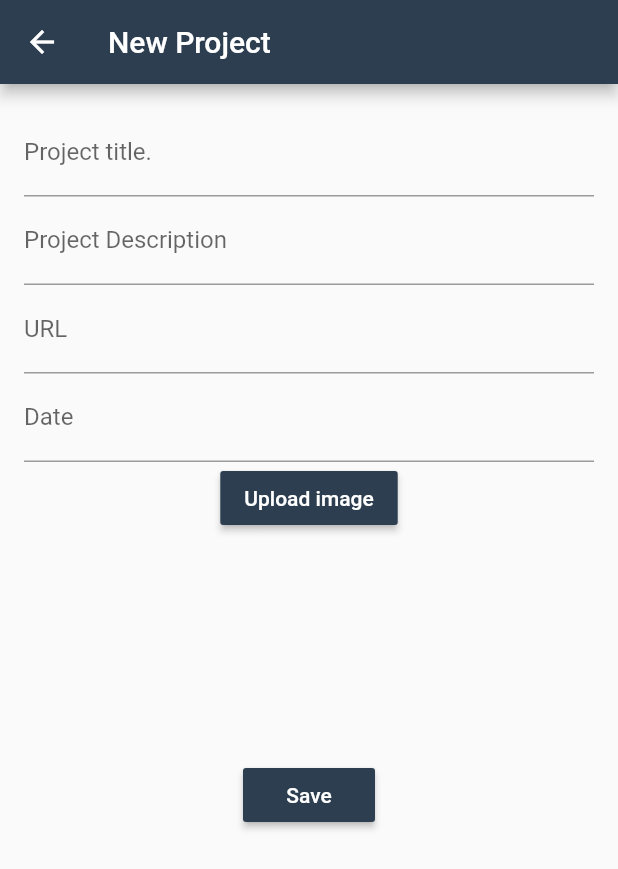
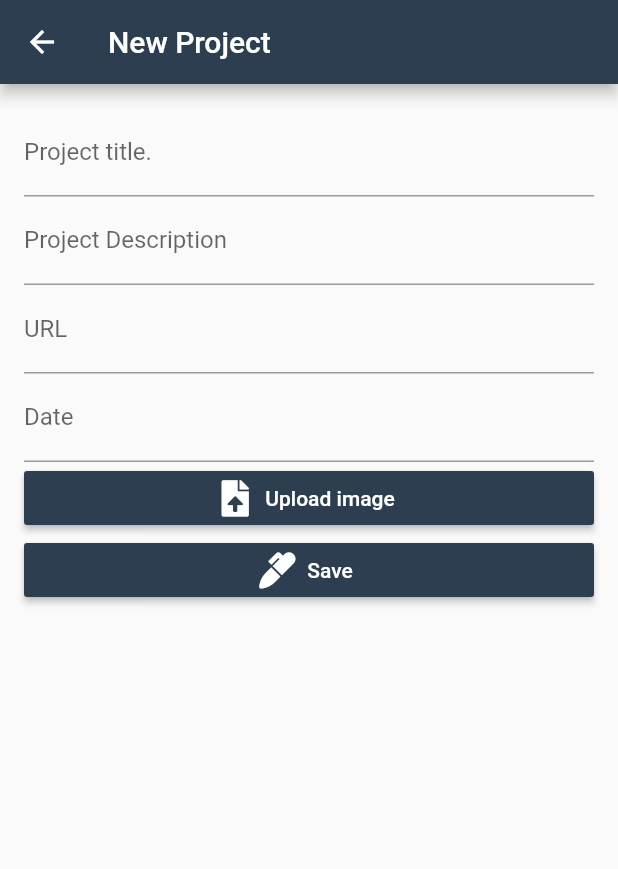
Before and after one commit to FeltesPT/portfolio_flutter_firebase, a Flutter app: the AddProject screen opened directly with empty values, on a phone screen of 412 x 824 dp. Shown: the top 869 px of the screen. Run offline on Flutter 3.47's test engine with Material 2 defaults, Android fonts, the phone set to English and light mode, and no system bars; our stand-ins replace firebase_auth, firebase_storage, flutter_spinkit, font_awesome_flutter, image_picker, modal_progress_hud and 1 more; missing offline and left inert: firebase_auth_web, firebase_core_web; accounts and stored records are empty; network calls fail.

Commit message:
Delete project + ui changes

```diff
--- a/client/lib/backoffice/components/add_project_screen.dart
+++ b/client/lib/backoffice/components/add_project_screen.dart
@@ -1,4 +1,5 @@
 import 'package:flutter/material.dart';
+import 'package:font_awesome_flutter/font_awesome_flutter.dart';
 import 'package:image_picker/image_picker.dart';
 import 'dart:io';
 
@@ -7,9 +8,11 @@ import 'package:Feltes/network/portfolioAPI.dart';
 import 'package:modal_progress_hud/modal_progress_hud.dart';
 
 class AddProject extends StatefulWidget {
-  const AddProject({Key key, @required this.onSave, this.project})
+  const AddProject(
+      {Key key, @required this.onSave, this.project, this.onDelete})
       : super(key: key);
   final Function onSave;
+  final Function onDelete;
   final Project project;
 
   @override
@@ -84,6 +87,18 @@ class _AddProjectState extends State<AddProject> {
     });
   }
 
+  void deleteProject() async {
+    setState(() {
+      isLoading = true;
+    });
+
+    widget.onDelete(widget.project);
+
+    setState(() {
+      isLoading = false;
+    });
+  }
+
   @override
   Widget build(BuildContext context) {
     return Scaffold(
@@ -97,6 +112,8 @@ class _AddProjectState extends State<AddProject> {
           child: Container(
             padding: EdgeInsets.all(16),
             child: Column(
+              mainAxisAlignment: MainAxisAlignment.spaceAround,
+              crossAxisAlignment: CrossAxisAlignment.stretch,
               children: <Widget>[
                 TextField(
                   controller: _titleController,
@@ -122,16 +139,13 @@ class _AddProjectState extends State<AddProject> {
                     labelText: "Date",
                   ),
                 ),
-                MaterialButton(
-                  child: Text("Upload image"),
-                  color: Color(0xFF2C3E50),
-                  textColor: Colors.white,
-                  onPressed: getImage,
-                ),
                 Container(
-                  padding: EdgeInsets.zero,
-                  height: 150,
-                  width: 150,
+                  padding: EdgeInsets.all(16),
+                  height: _image != null ||
+                          (widget.project != null &&
+                              widget.project.imageURL != null)
+                      ? 150
+                      : 0,
                   child: _image != null
                       ? Image.file(_image)
                       : widget.project != null &&
@@ -139,13 +153,30 @@ class _AddProjectState extends State<AddProject> {
                           ? Image.network(widget.project.imageURL)
                           : null,
                 ),
-                MaterialButton(
-                  child: Text("Save"),
+                RaisedButton.icon(
+                  icon: Icon(FontAwesomeIcons.fileUpload),
+                  label: Text("Upload image"),
                   color: Color(0xFF2C3E50),
                   textColor: Colors.white,
-                  onPressed: () async {
-                    saveProject();
-                  },
+                  onPressed: getImage,
+                ),
+                RaisedButton.icon(
+                  icon: Icon(FontAwesomeIcons.marker),
+                  label: Text("Save"),
+                  color: Color(0xFF2C3E50),
+                  textColor: Colors.white,
+                  onPressed: saveProject,
+                ),
+                Container(
+                  child: widget.onDelete != null
+                      ? RaisedButton.icon(
+                          icon: Icon(FontAwesomeIcons.eraser),
+                          label: Text("Delete"),
+                          color: Color(0xFFa57282),
+                          textColor: Colors.white,
+                          onPressed: deleteProject,
+                        )
+                      : null,
                 ),
               ],
             ),
```
Also changed, not shown: client/lib/backoffice/screens/portfolio.dart (+18 -0 lines), client/lib/network/portfolioAPI.dart (+10 -2 lines), client/lib/screens/components/portfolio_card.dart (+12 -1 lines).
